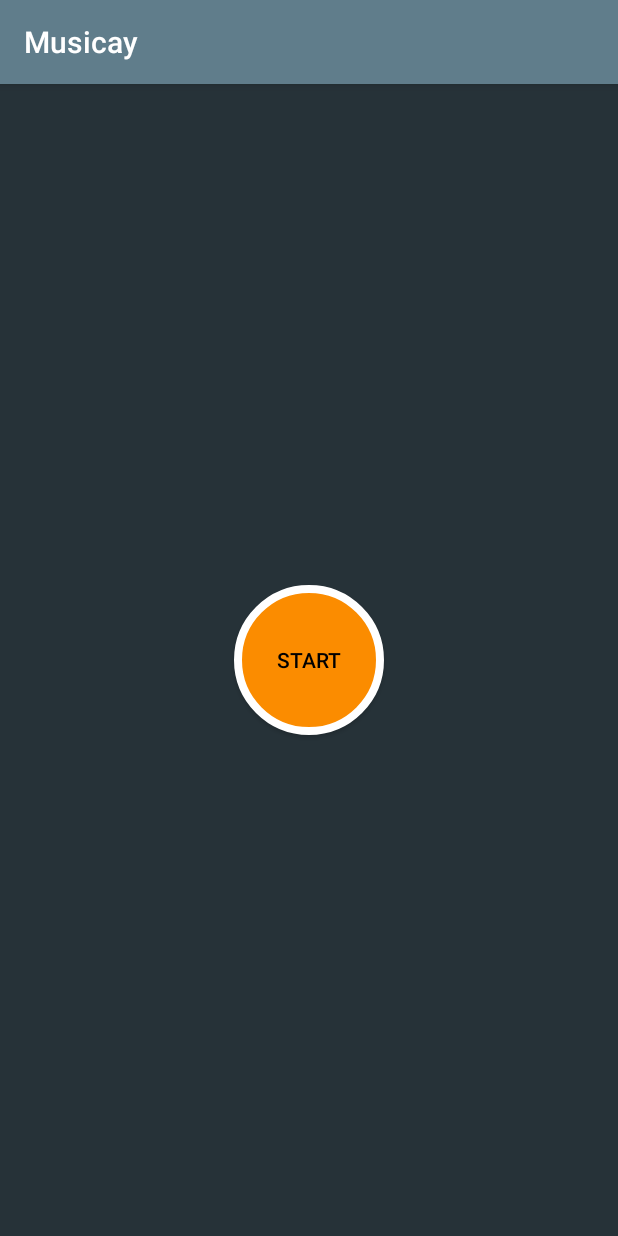
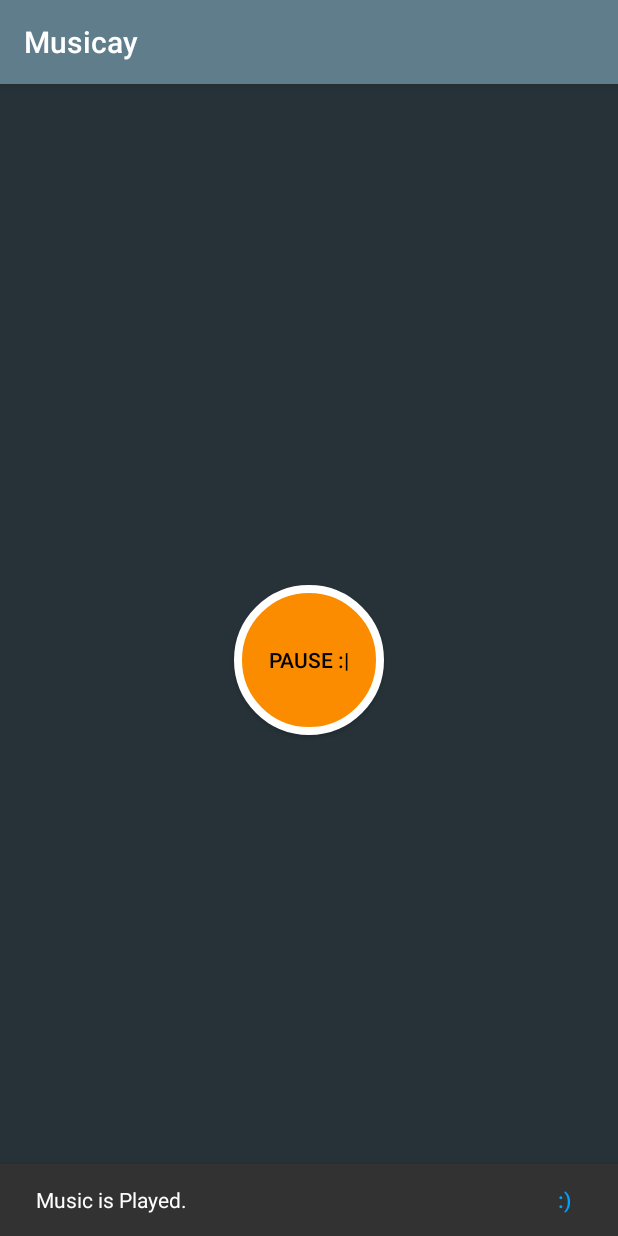
Before and after one commit to xsfjx/Musicay, an Android app: the screen it shows after launch (MainActivity), after a tap on "START", on a phone screen of 412 x 824 dp. Run offline under Robolectric (Android 15) with nearby library versions, the phone set to English and light mode, and no system bars.

Commit message:
Added player class and used it in main plus manifest permission

```diff
--- a/app/src/main/AndroidManifest.xml
+++ b/app/src/main/AndroidManifest.xml
@@ -1,6 +1,8 @@
 <?xml version="1.0" encoding="utf-8"?>
 <manifest xmlns:android="http://schemas.android.com/apk/res/android"
     package="com.musicay">
+
+    <uses-permission android:name="android.permission.INTERNET" />
 
     <application
         android:allowBackup="true"
--- a/app/src/main/java/com/musicay/MainActivity.java
+++ b/app/src/main/java/com/musicay/MainActivity.java
@@ -1,21 +1,63 @@
 package com.musicay;
 
+
+import android.os.Bundle;
+import android.os.Handler;
+import android.support.design.widget.Snackbar;
 import android.support.v7.app.AppCompatActivity;
-import android.os.Bundle;
 import android.view.View;
+import android.widget.Button;
+import android.widget.TextView;
 
 public class MainActivity extends AppCompatActivity {
+
+    private Button btn;
+    private TextView textView;
+    private MyMusicay myMusicay;
 
     @Override
     protected void onCreate(Bundle savedInstanceState) {
         super.onCreate(savedInstanceState);
         setContentView(R.layout.activity_main);
+        btn = findViewById(R.id.btn);
+        textView = findViewById(R.id.textView);
+        String musicURL = "http://host2.rjavan.stream/media/mp3/mp3-256/Mahbod-Tangna.mp3";
+        myMusicay = new MyMusicay(musicURL);
+    }
+
+    @Override
+    protected void onDestroy() {
+        myMusicay.killPlayer();
+        super.onDestroy();
     }
 
     public void btnClick(View view) {
-
-
-
+        if (myMusicay.playOrPause()) {
+            btn.setText(R.string.resume);
+            Snackbar.make(view, "Music is Paused , Exit?", Snackbar.LENGTH_LONG)
+                    .setAction("Yes", new View.OnClickListener() {
+                        @Override
+                        public void onClick(View v) {
+                            finish();
+                        }
+                    })
+                    .show();
+        } else {
+            btn.setText(R.string.pause);
+            Snackbar.make(view, "Music is Played.", Snackbar.LENGTH_LONG)
+                    .setAction(":)", new View.OnClickListener() {
+                        @Override
+                        public void onClick(View v) {
+                            textView.setVisibility(View.VISIBLE);
+                            new Handler().postDelayed(new Runnable() {
+                                @Override
+                                public void run() {
+                                    textView.setVisibility(View.INVISIBLE);
+                                }
+                            }, 3000L);
+                        }
+                    })
+                    .show();
+        }
     }
-
 }
--- /dev/null
+++ b/app/src/main/java/com/musicay/MyMusicay.java
@@ -0,0 +1,36 @@
+package com.musicay;
+
+import android.media.AudioManager;
+import android.media.MediaPlayer;
+import java.io.IOException;
+
+public class MyMusicay {
+
+    private MediaPlayer mediaPlayer;
+
+    MyMusicay(String myURL) {
+        mediaPlayer = new MediaPlayer();
+        mediaPlayer.setAudioStreamType(AudioManager.STREAM_MUSIC);
+        try {
+            mediaPlayer.setDataSource(myURL);
+            mediaPlayer.prepare();
+        } catch (IOException e) {
+            e.printStackTrace();
+        }
+    }
+
+    public boolean playOrPause() {
+        if (mediaPlayer.isPlaying()) {
+            mediaPlayer.pause();
+            return true;
+        } else {
+            mediaPlayer.start();
+            return false;
+        }
+    }
+
+    public void killPlayer() {
+        mediaPlayer.release();
+    }
+
+}
--- a/app/src/main/res/values/strings.xml
+++ b/app/src/main/res/values/strings.xml
@@ -2,4 +2,6 @@
     <string name="app_name">Musicay</string>
     <string name="enjoy">ENJOY ;)</string>
     <string name="start">Start</string>
+    <string name="resume">Resume</string>
+    <string name="pause">Pause :|</string>
 </resources>
```
